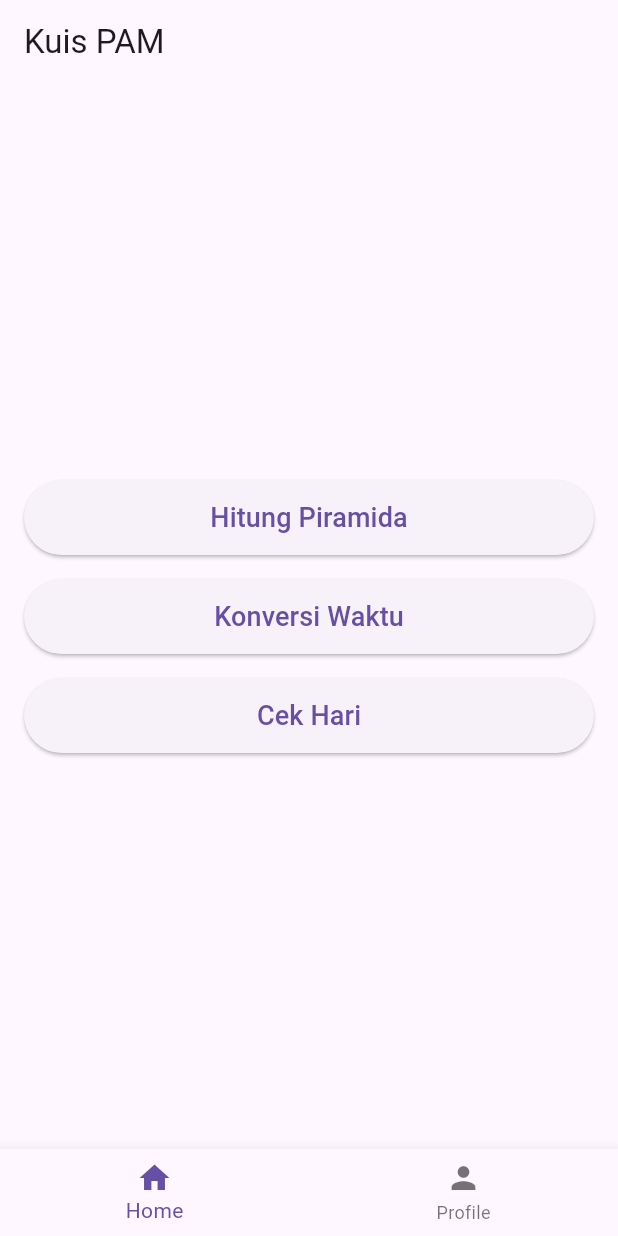
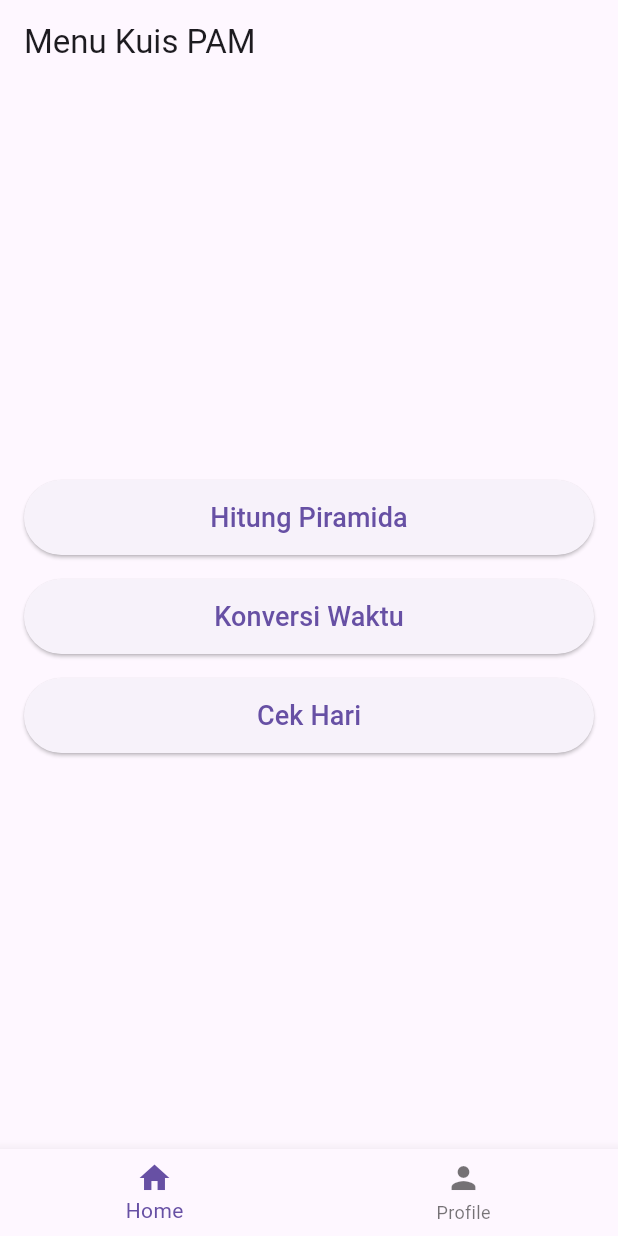
Before and after one commit to Axiorn/PAM_Kuis, a Flutter app: the screen it shows after launch, on a phone screen of 412 x 824 dp. Run offline on Flutter 3.47's test engine with Material 3 defaults, Android fonts, the phone set to English and light mode, and no system bars.

Commit message:
Change Appbar title

```diff
--- a/lib/homepage.dart
+++ b/lib/homepage.dart
@@ -16,7 +16,7 @@ class _HomePageState extends State<HomePage> {
     ProfileUser(),
   ];
   final List<String> _titles = [
-    'Kuis PAM',
+    'Menu Kuis PAM',
     'Profile',
   ];
   void _onItemTapped(int index) {
```
